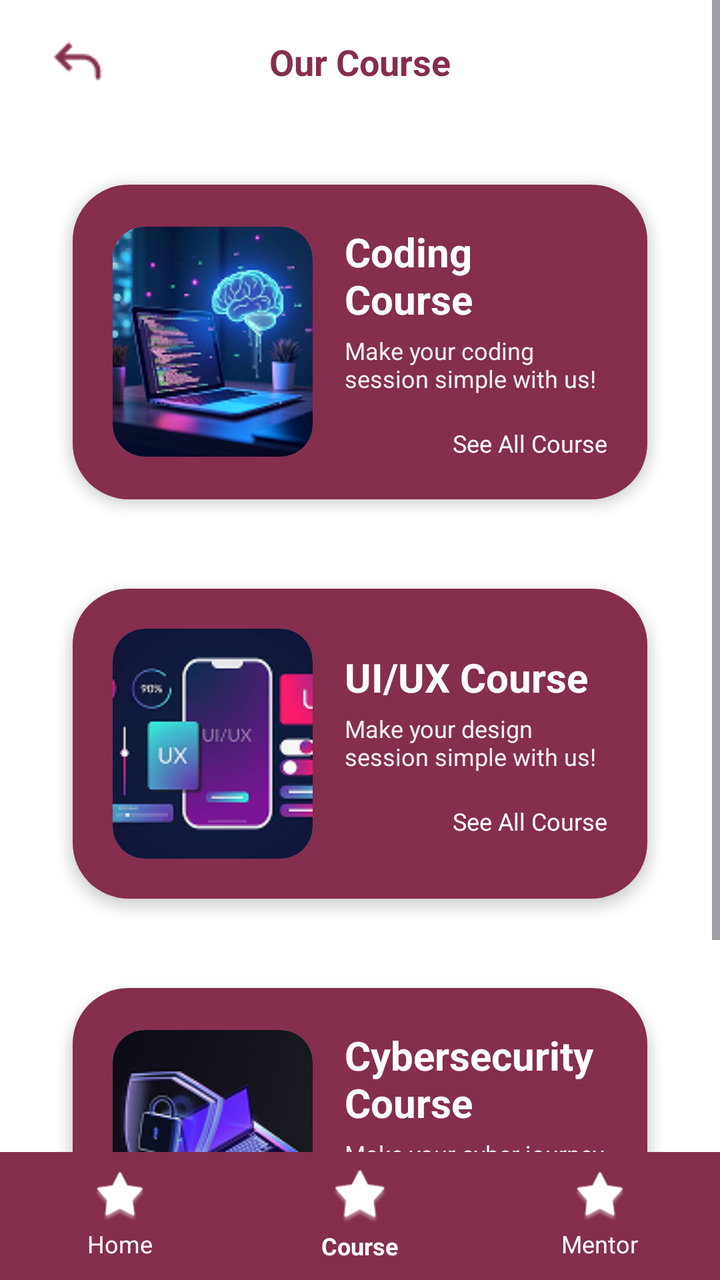
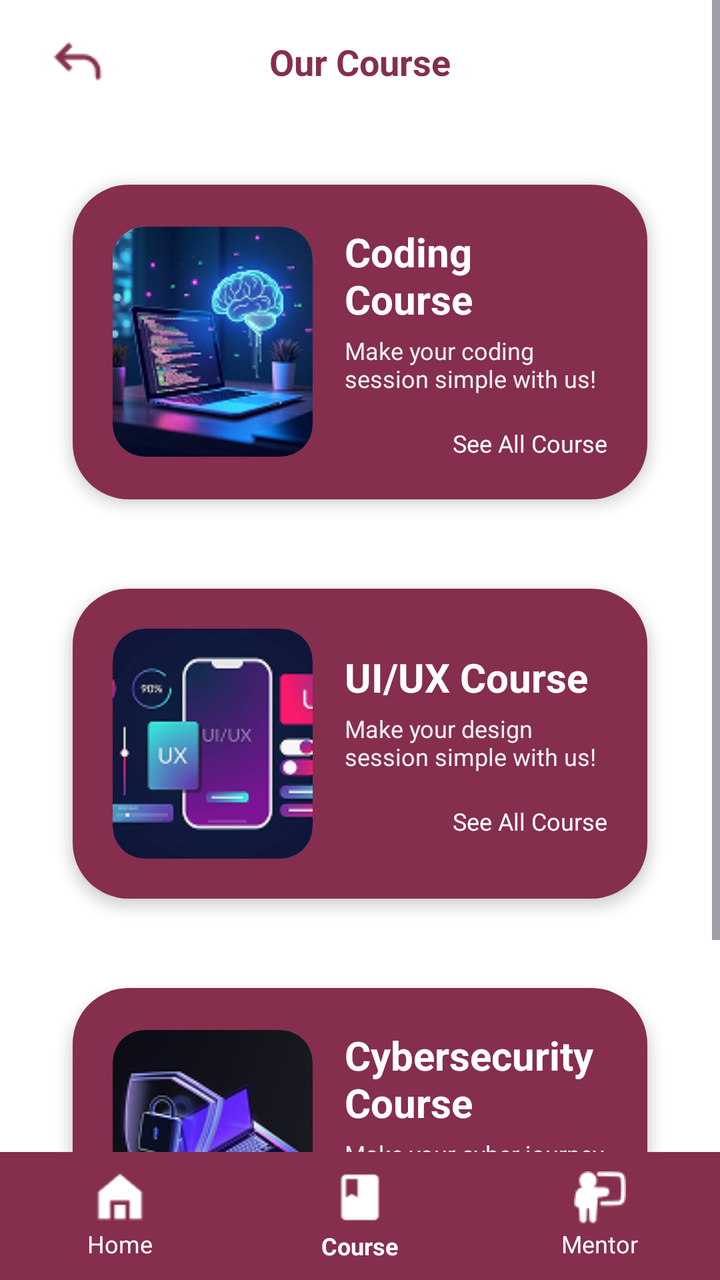

The first picture is an Android layout as it rendered before a commit; the second is the same layout after the commit. The layout source and the unified diff follow.
<!-- AndroidManifest.xml: application theme Theme.NataEdu -->
<!-- res/layout/course.xml -->
<?xml version="1.0" encoding="utf-8"?>
<LinearLayout
    xmlns:android="http://schemas.android.com/apk/res/android"
    xmlns:app="http://schemas.android.com/apk/res-auto"
    android:layout_width="match_parent"
    android:layout_height="match_parent"
    android:background="#FFFFFF"
    android:orientation="vertical">

    <ScrollView
        android:layout_width="match_parent"
        android:layout_height="0dp"
        android:layout_weight="1"
        android:fillViewport="true">

        <LinearLayout
            android:layout_width="match_parent"
            android:layout_height="wrap_content"
            android:orientation="vertical"
            android:paddingHorizontal="24dp"
            android:paddingTop="16dp"
            android:paddingBottom="24dp">

            <RelativeLayout
                android:layout_width="match_parent"
                android:layout_height="wrap_content"
                android:layout_marginBottom="32dp">

                <ImageView
                    android:id="@+id/btnBack"
                    android:layout_width="30dp"
                    android:layout_height="30dp"
                    android:layout_alignParentStart="true"
                    android:layout_centerInParent="true"
                    android:src="@drawable/icon_back"
                    app:tint="#852E4E" />

                <TextView
                    android:layout_width="wrap_content"
                    android:layout_height="wrap_content"
                    android:layout_centerInParent="true"
                    android:text="Our Course"
                    android:textColor="#852E4E"
                    android:textSize="18sp"
                    android:textStyle="bold" />
            </RelativeLayout>

            <androidx.cardview.widget.CardView
                android:layout_width="match_parent"
                android:layout_height="wrap_content"
                android:layout_marginBottom="16dp"
                app:cardCornerRadius="28dp"
                app:cardElevation="4dp"
                app:cardUseCompatPadding="true">

                <LinearLayout
                    android:layout_width="match_parent"
                    android:layout_height="wrap_content"
                    android:background="#852E4E"
                    android:gravity="center_vertical"
                    android:orientation="horizontal"
                    android:padding="20dp">

                    <androidx.cardview.widget.CardView
                        android:layout_width="100dp"
                        android:layout_height="115dp"
                        app:cardCornerRadius="16dp"
                        app:cardElevation="0dp">
                        <ImageView
                            android:layout_width="match_parent"
                            android:layout_height="match_parent"
                            android:scaleType="centerCrop"
                            android:src="@drawable/course_coding" />
                    </androidx.cardview.widget.CardView>

                    <LinearLayout
                        android:layout_width="match_parent"
                        android:layout_height="wrap_content"
                        android:layout_marginStart="16dp"
                        android:orientation="vertical">

                        <TextView
                            android:layout_width="wrap_content"
                            android:layout_height="wrap_content"
                            android:text="Coding Course"
                            android:textColor="#FFFFFF"
                            android:textSize="20sp"
                            android:textStyle="bold" />

                        <TextView
                            android:layout_width="match_parent"
                            android:layout_height="wrap_content"
                            android:layout_marginTop="4dp"
                            android:layout_marginBottom="16dp"
                            android:text="Make your coding session simple with us!"
                            android:textColor="#EFEFEF"
                            android:textSize="12sp" />

                        <TextView
                            android:layout_width="wrap_content"
                            android:layout_height="wrap_content"
                            android:layout_gravity="end"
                            android:text="See All Course"
                            android:textColor="#FFFFFF"
                            android:textSize="12sp"
                            android:paintFlags="underline" />
                    </LinearLayout>
                </LinearLayout>
            </androidx.cardview.widget.CardView>

            <androidx.cardview.widget.CardView
                android:layout_width="match_parent"
                android:layout_height="wrap_content"
                android:layout_marginBottom="16dp"
                app:cardCornerRadius="28dp"
                app:cardElevation="4dp"
                app:cardUseCompatPadding="true">

                <LinearLayout
                    android:layout_width="match_parent"
                    android:layout_height="wrap_content"
                    android:background="#852E4E"
                    android:gravity="center_vertical"
                    android:orientation="horizontal"
                    android:padding="20dp">

                    <androidx.cardview.widget.CardView
                        android:layout_width="100dp"
                        android:layout_height="115dp"
                        app:cardCornerRadius="16dp"
                        app:cardElevation="0dp">
                        <ImageView
                            android:layout_width="match_parent"
                            android:layout_height="match_parent"
                            android:scaleType="centerCrop"
                            android:src="@drawable/course_uiux" />
                    </androidx.cardview.widget.CardView>

                    <LinearLayout
                        android:layout_width="match_parent"
                        android:layout_height="wrap_content"
                        android:layout_marginStart="16dp"
                        android:orientation="vertical">

                        <TextView
                            android:layout_width="wrap_content"
                            android:layout_height="wrap_content"
                            android:text="UI/UX Course"
                            android:textColor="#FFFFFF"
                            android:textSize="20sp"
                            android:textStyle="bold" />

                        <TextView
                            android:layout_width="match_parent"
                            android:layout_height="wrap_content"
                            android:layout_marginTop="4dp"
                            android:layout_marginBottom="16dp"
                            android:text="Make your design session simple with us!"
                            android:textColor="#EFEFEF"
                            android:textSize="12sp" />

                        <TextView
                            android:layout_width="wrap_content"
                            android:layout_height="wrap_content"
                            android:layout_gravity="end"
                            android:text="See All Course"
                            android:textColor="#FFFFFF"
                            android:textSize="12sp"
                            android:paintFlags="underline" />
                    </LinearLayout>
                </LinearLayout>
            </androidx.cardview.widget.CardView>

            <androidx.cardview.widget.CardView
                android:layout_width="match_parent"
                android:layout_height="wrap_content"
                android:layout_marginBottom="16dp"
                app:cardCornerRadius="28dp"
                app:cardElevation="4dp"
                app:cardUseCompatPadding="true">

                <LinearLayout
                    android:layout_width="match_parent"
                    android:layout_height="wrap_content"
                    android:background="#852E4E"
                    android:gravity="center_vertical"
                    android:orientation="horizontal"
                    android:padding="20dp">

                    <androidx.cardview.widget.CardView
                        android:layout_width="100dp"
                        android:layout_height="115dp"
                        app:cardCornerRadius="16dp"
                        app:cardElevation="0dp">
                        <ImageView
                            android:layout_width="match_parent"
                            android:layout_height="match_parent"
                            android:scaleType="centerCrop"
                            android:src="@drawable/course_cybersecurity" />
                    </androidx.cardview.widget.CardView>

                    <LinearLayout
                        android:layout_width="match_parent"
                        android:layout_height="wrap_content"
                        android:layout_marginStart="16dp"
                        android:orientation="vertical">

                        <TextView
                            android:layout_width="wrap_content"
                            android:layout_height="wrap_content"
                            android:text="Cybersecurity Course"
                            android:textColor="#FFFFFF"
                            android:textSize="20sp"
                            android:textStyle="bold" />

                        <TextView
                            android:layout_width="match_parent"
                            android:layout_height="wrap_content"
                            android:layout_marginTop="4dp"
                            android:layout_marginBottom="16dp"
                            android:text="Make your cyber journey simple with us!"
                            android:textColor="#EFEFEF"
                            android:textSize="12sp" />

                        <TextView
                            android:layout_width="wrap_content"
                            android:layout_height="wrap_content"
                            android:layout_gravity="end"
                            android:text="See All Course"
                            android:textColor="#FFFFFF"
                            android:textSize="12sp"
                            android:paintFlags="underline" />
                    </LinearLayout>
                </LinearLayout>
            </androidx.cardview.widget.CardView>

        </LinearLayout>
    </ScrollView>

    <LinearLayout
        android:layout_width="match_parent"
        android:layout_height="64dp"
        android:background="#852E4E"
        android:orientation="horizontal"
        android:weightSum="3">

        <LinearLayout
            android:layout_width="0dp"
            android:layout_height="match_parent"
            android:layout_weight="1"
            android:gravity="center"
            android:orientation="vertical">
            <ImageView
                android:layout_width="26dp"
                android:layout_height="26dp"
                android:src="@android:drawable/star_big_on"
                app:tint="#FFFFFF" />
            <TextView
                android:layout_width="wrap_content"
                android:layout_height="wrap_content"
                android:layout_marginTop="2dp"
                android:text="Home"
                android:textColor="#FFFFFF"
                android:textSize="12sp" />
        </LinearLayout>

        <LinearLayout
            android:layout_width="0dp"
            android:layout_height="match_parent"
            android:layout_weight="1"
            android:gravity="center"
            android:orientation="vertical">
            <ImageView
                android:layout_width="28dp"
                android:layout_height="28dp"
                android:src="@android:drawable/star_big_on"
                app:tint="#FFFFFF" />
            <TextView
                android:layout_width="wrap_content"
                android:layout_height="wrap_content"
                android:layout_marginTop="2dp"
                android:text="Course"
                android:textColor="#FFFFFF"
                android:textSize="12sp"
                android:textStyle="bold" />
        </LinearLayout>

        <LinearLayout
            android:layout_width="0dp"
            android:layout_height="match_parent"
            android:layout_weight="1"
            android:gravity="center"
            android:orientation="vertical">
            <ImageView
                android:layout_width="26dp"
                android:layout_height="26dp"
                android:src="@android:drawable/star_big_on"
                app:tint="#FFFFFF" />
            <TextView
                android:layout_width="wrap_content"
                android:layout_height="wrap_content"
                android:layout_marginTop="2dp"
                android:text="Mentor"
                android:textColor="#FFFFFF"
                android:textSize="12sp" />
        </LinearLayout>

    </LinearLayout>

</LinearLayout>
<!-- resources referenced by this layout -->
<resources>
  <!-- drawable course_coding: png bitmap (drawable, 30970 bytes) -->
  <!-- drawable course_cybersecurity: png bitmap (drawable, 23640 bytes) -->
  <!-- drawable course_uiux: png bitmap (drawable, 18784 bytes) -->
  <!-- drawable icon_back: png bitmap (drawable, 506 bytes) -->
  <style name="Theme.NataEdu" parent="Base.Theme.NataEdu" />
  <style name="Base.Theme.NataEdu" parent="Theme.Material3.DayNight.NoActionBar">
          
          
      </style>
</resources>

<!-- the commit's change to res/layout/course.xml (unified diff, before → after) -->
@@ -253,7 +253,7 @@
             <ImageView
                 android:layout_width="26dp"
                 android:layout_height="26dp"
-                android:src="@android:drawable/star_big_on"
+                android:src="@drawable/icon_home"
                 app:tint="#FFFFFF" />
             <TextView
                 android:layout_width="wrap_content"
@@ -273,7 +273,7 @@
             <ImageView
                 android:layout_width="28dp"
                 android:layout_height="28dp"
-                android:src="@android:drawable/star_big_on"
+                android:src="@drawable/icon_course"
                 app:tint="#FFFFFF" />
             <TextView
                 android:layout_width="wrap_content"
@@ -294,7 +294,7 @@
             <ImageView
                 android:layout_width="26dp"
                 android:layout_height="26dp"
-                android:src="@android:drawable/star_big_on"
+                android:src="@drawable/icon_mentor"
                 app:tint="#FFFFFF" />
             <TextView
                 android:layout_width="wrap_content"
<!-- resource entries referenced after the edit -->
@@ -4,6 +4,9 @@
   <!-- drawable course_cybersecurity: png bitmap (drawable, 23640 bytes) -->
   <!-- drawable course_uiux: png bitmap (drawable, 18784 bytes) -->
   <!-- drawable icon_back: png bitmap (drawable, 506 bytes) -->
+  <!-- drawable icon_course: png bitmap (drawable, 358 bytes) -->
+  <!-- drawable icon_home: png bitmap (drawable, 355 bytes) -->
+  <!-- drawable icon_mentor: png bitmap (drawable, 580 bytes) -->
   <style name="Theme.NataEdu" parent="Base.Theme.NataEdu" />
   <style name="Base.Theme.NataEdu" parent="Theme.Material3.DayNight.NoActionBar">
           
